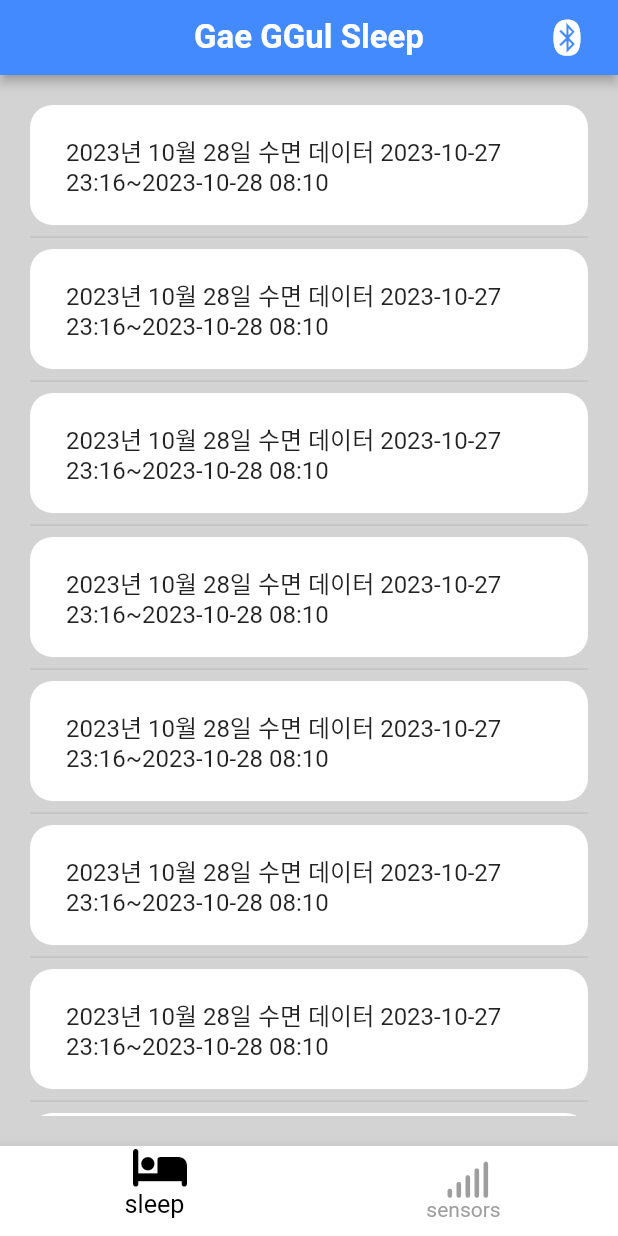
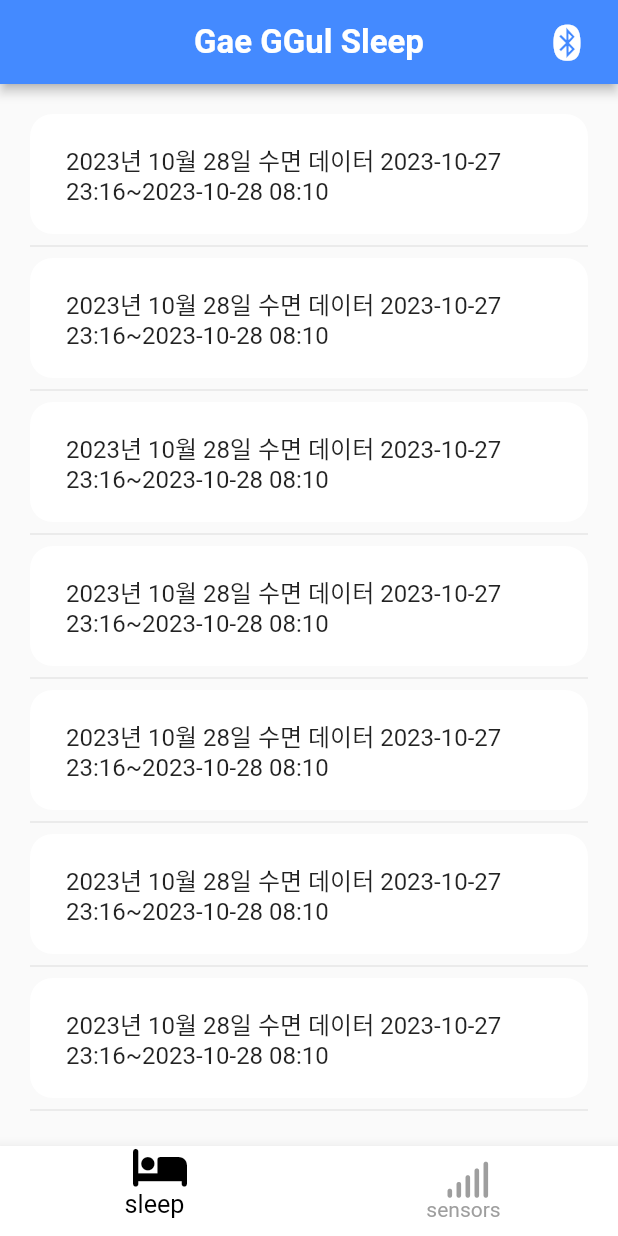
Before and after one commit to CreatorSean/JalJaYo_Client, a Flutter app: the screen it shows after launch, on a phone screen of 412 x 824 dp. Run offline on Flutter 3.47's test engine with Material 2 defaults, Android fonts, the phone set to English and light mode, and no system bars; drawn by our look-alikes of flutter_animate; our stand-ins replace fl_chart, flutter_blue_plus, flutter_riverpod, font_awesome_flutter, go_router.

Commit message:
fix : navigator 동작 오류 수정

```diff
--- a/lib/feature/home/view/home_screen.dart
+++ b/lib/feature/home/view/home_screen.dart
@@ -2,6 +2,8 @@ import 'package:flutter/material.dart';
 import 'package:flutter_animate/flutter_animate.dart';
 import 'package:jaljayo/common/main_app_bar.dart';
 import 'package:jaljayo/common/main_navigator_screen.dart';
+import 'package:jaljayo/feature/sensors/views/sensor_screen.dart';
+import 'package:jaljayo/feature/sleep_analysis/view/sleep_analysis_screen.dart';
 
 const datas = [
   "2023년 10월 28일 수면 데이터 2023-10-27 23:16~2023-10-28 08:10",
@@ -44,42 +46,17 @@ class _HomeScreenState extends State<HomeScreen> {
     setState(() {});
   }
 
-  Widget dataItem(String r) {
-    return Container(
-      padding: const EdgeInsets.symmetric(
-        horizontal: 8.0,
-        vertical: 12.0,
-      ),
-      decoration: BoxDecoration(
-        borderRadius: BorderRadius.circular(15),
-        color: Colors.white,
-      ),
-      child: ListTile(
-        title: Text(r),
-        titleAlignment: ListTileTitleAlignment.center,
-      ),
-    );
-  }
-
   @override
   Widget build(BuildContext context) {
     return Scaffold(
-      appBar: const MainAppBar(
-        title: "Gae GGul Sleep",
-      ),
       backgroundColor: const Color(0xFFd3d3d3),
-      body: Padding(
-        padding: const EdgeInsets.all(20),
-        child: Center(
-            child: ListView.separated(
-          itemCount: datas.length,
-          itemBuilder: (context, index) {
-            return dataItem(datas[index]);
-          },
-          separatorBuilder: (context, index) {
-            return const Divider();
-          },
-        )),
+      body: PageView(
+        controller: _pageController,
+        onPageChanged: changePage,
+        children: const [
+          SleepAnalysisScreen(),
+          SensorScreen(),
+        ],
       ),
       bottomNavigationBar: MainNavigator(
         page: _currentPage,
--- a/lib/feature/sleep_analysis/view/sleep_analysis_screen.dart
+++ b/lib/feature/sleep_analysis/view/sleep_analysis_screen.dart
@@ -2,9 +2,24 @@ import 'package:flutter/cupertino.dart';
 import 'package:flutter/material.dart';
 import 'package:flutter_blue_plus/flutter_blue_plus.dart';
 import 'package:font_awesome_flutter/font_awesome_flutter.dart';
-import 'package:jaljayo/bluetooth.dart';
-import 'package:jaljayo/common/main_app_bar.dart';
 import 'package:jaljayo/feature/bluetooth/views/device_screen.dart';
+
+const datas = [
+  "2023년 10월 28일 수면 데이터 2023-10-27 23:16~2023-10-28 08:10",
+  "2023년 10월 28일 수면 데이터 2023-10-27 23:16~2023-10-28 08:10",
+  "2023년 10월 28일 수면 데이터 2023-10-27 23:16~2023-10-28 08:10",
+  "2023년 10월 28일 수면 데이터 2023-10-27 23:16~2023-10-28 08:10",
+  "2023년 10월 28일 수면 데이터 2023-10-27 23:16~2023-10-28 08:10",
+  "2023년 10월 28일 수면 데이터 2023-10-27 23:16~2023-10-28 08:10",
+  "2023년 10월 28일 수면 데이터 2023-10-27 23:16~2023-10-28 08:10",
+  "2023년 10월 28일 수면 데이터 2023-10-27 23:16~2023-10-28 08:10",
+  "2023년 10월 28일 수면 데이터 2023-10-27 23:16~2023-10-28 08:10",
+  "2023년 10월 28일 수면 데이터 2023-10-27 23:16~2023-10-28 08:10",
+  "2023년 10월 28일 수면 데이터 2023-10-27 23:16~2023-10-28 08:10",
+  "2023년 10월 28일 수면 데이터 2023-10-27 23:16~2023-10-28 08:10",
+  "2023년 10월 28일 수면 데이터 2023-10-27 23:16~2023-10-28 08:10",
+  "2023년 10월 28일 수면 데이터 2023-10-27 23:16~2023-10-28 08:10",
+];
 
 class SleepAnalysisScreen extends StatefulWidget {
   const SleepAnalysisScreen({super.key});
@@ -133,6 +148,23 @@ class _SleepAnalysisScreenState extends State<SleepAnalysisScreen> {
     );
   }
 
+  Widget dataItem(String r) {
+    return Container(
+      padding: const EdgeInsets.symmetric(
+        horizontal: 8.0,
+        vertical: 12.0,
+      ),
+      decoration: BoxDecoration(
+        borderRadius: BorderRadius.circular(15),
+        color: Colors.white,
+      ),
+      child: ListTile(
+        title: Text(r),
+        titleAlignment: ListTileTitleAlignment.center,
+      ),
+    );
+  }
+
   @override
   Widget build(BuildContext context) {
     return Scaffold(
@@ -177,13 +209,24 @@ class _SleepAnalysisScreenState extends State<SleepAnalysisScreen> {
                     decoration: BoxDecoration(
                       borderRadius: BorderRadius.circular(50),
                       color: const Color(0xff322D3F),
+                      boxShadow: [
+                        BoxShadow(
+                          color: Colors.grey.withOpacity(0.5),
+                          spreadRadius: 5,
+                          blurRadius: 7,
+                          offset: const Offset(0, 3),
+                        ),
+                      ],
                     ),
-                    height: 300,
+                    height: 320,
                     width: 320,
                     child: Column(
                       mainAxisSize: MainAxisSize.min,
                       mainAxisAlignment: MainAxisAlignment.spaceAround,
                       children: [
+                        const SizedBox(
+                          height: 15,
+                        ),
                         const Text(
                           '페어링 할 기기 선택',
                           style: TextStyle(
@@ -212,7 +255,13 @@ class _SleepAnalysisScreenState extends State<SleepAnalysisScreen> {
                             );
                           },
                           child: _isScanning
-                              ? const CircularProgressIndicator()
+                              ? const SizedBox(
+                                  height: 22,
+                                  width: 22,
+                                  child: CircularProgressIndicator(
+                                    color: Color(0xffffffff),
+                                  ),
+                                )
                               : const Icon(
                                   Icons.search,
                                   size: 22,
@@ -225,8 +274,18 @@ class _SleepAnalysisScreenState extends State<SleepAnalysisScreen> {
                 ),
               ],
             )
-          : const Center(
-              child: Text('not Clicked'),
+          : Padding(
+              padding: const EdgeInsets.all(20),
+              child: Center(
+                  child: ListView.separated(
+                itemCount: datas.length,
+                itemBuilder: (context, index) {
+                  return dataItem(datas[index]);
+                },
+                separatorBuilder: (context, index) {
+                  return const Divider();
+                },
+              )),
             ),
     );
   }
```
Also changed, not shown: lib/feature/bluetooth/views/device_screen.dart (+22 -0 lines).
